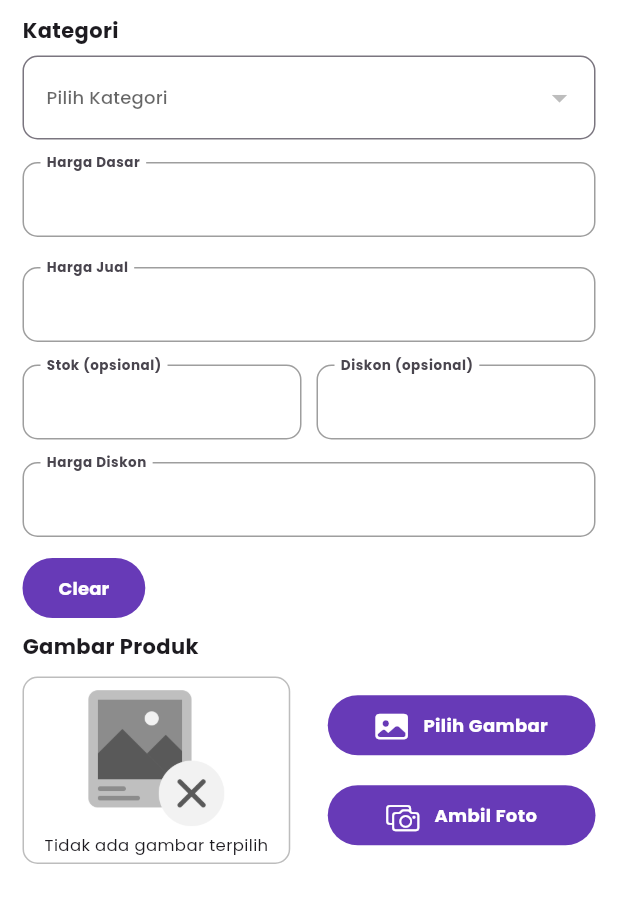
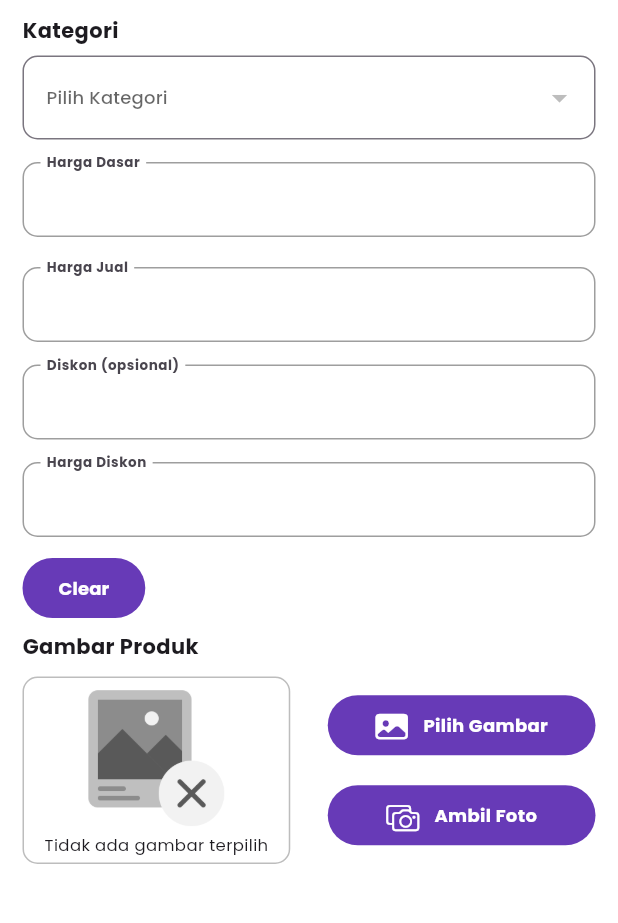
Before and after one commit to Andhikagr/Kasirnyong, a Flutter app: the TambahProduk screen opened directly, on a phone screen of 412 x 824 dp, the part 189-1112 px from its top. Run offline on Flutter 3.47's test engine with Material 3 defaults, Android fonts, the phone set to English and light mode, and no system bars; our stand-ins replace get, google_fonts, google_sign_in, image_picker, pdf, permission_handler and 2 more; missing offline and left inert: googleapis; accounts and stored records are empty.

```diff
--- a/lib/backup_data/backup_data.dart
+++ b/lib/backup_data/backup_data.dart
@@ -3,7 +3,6 @@ import 'package:get/get.dart';
 import 'package:kasirnyong/backup_data/widget/backup_service.dart';
 import 'package:kasirnyong/controller/kategori_control.dart';
 import 'package:kasirnyong/controller/produk_control.dart';
-import 'package:kasirnyong/homepage/homepage.dart';
 import 'package:kasirnyong/homepage/widget/box_item.dart';
 import 'package:kasirnyong/splash.dart';
 
--- a/lib/laporan.dart
+++ b/lib/laporan.dart
@@ -200,7 +200,7 @@ class _LaporanState extends State<Laporan> {
                         "Produk terlaris hari ini",
                         style: TextStyle(
                           fontWeight: FontWeight.bold,
-                          fontSize: 14,
+                          fontSize: 12,
                         ),
                       ),
                     ),
--- a/lib/manaj_produk/produk/tambah_produk.dart
+++ b/lib/manaj_produk/produk/tambah_produk.dart
@@ -25,7 +25,6 @@ class _TambahProdukState extends State<TambahProduk> {
   final TextEditingController namaController = TextEditingController();
   final TextEditingController hargaDasarController = TextEditingController();
   final TextEditingController hargaJualController = TextEditingController();
-  final TextEditingController stokController = TextEditingController();
   final TextEditingController diskonController = TextEditingController();
   final TextEditingController hargaDiskonController = TextEditingController();
 
@@ -134,28 +133,14 @@ class _TambahProdukState extends State<TambahProduk> {
                   textsize: 12,
                 ),
                 SizedBox(height: 15),
-                Row(
-                  children: [
-                    Expanded(
-                      child: TextformProduk(
-                        label: "Stok (opsional)",
-                        controller: stokController,
-                        readOnly: false,
-                        textsize: 12,
-                      ),
-                    ),
-                    SizedBox(width: 10),
-                    Expanded(
-                      child: TextformProduk(
-                        label: "Diskon (opsional)",
-                        controller: diskonController,
-                        isDiskon: true,
-                        readOnly: false,
-                        textsize: 12,
-                      ),
-                    ),
-                  ],
+                TextformProduk(
+                  label: "Diskon (opsional)",
+                  controller: diskonController,
+                  isDiskon: true,
+                  readOnly: false,
+                  textsize: 12,
                 ),
+
                 SizedBox(height: 15),
                 TextformProduk(
                   label: "Harga Diskon",
@@ -174,7 +159,7 @@ class _TambahProdukState extends State<TambahProduk> {
                     namaController.clear();
                     hargaDasarController.clear();
                     hargaJualController.clear();
-                    stokController.clear();
+
                     diskonController.clear();
                     gambarPath = null;
                     setState(() {
@@ -331,14 +316,14 @@ class _TambahProdukState extends State<TambahProduk> {
                           kategoriNama: pilihKategoriNama!,
                           hargaDasar: hargaDasarController.text.toDoubleClean(),
                           hargaJual: hargaJualController.text.toDoubleClean(),
-                          stok: int.tryParse(stokController.text) ?? 0,
+
                           diskon: diskonValue,
                           gambar: gambarPath,
                         );
                         namaController.clear();
                         hargaDasarController.clear();
                         hargaJualController.clear();
-                        stokController.clear();
+
                         diskonController.clear();
                         gambarPath = null;
                         setState(() {
```
Also changed, not shown: lib/manaj_produk/produk/edit_produk.dart (+6 -19 lines), pubspec.yaml (+7 -0 lines), assets/kasirnyong.png (added), pubspec.lock, 6 other files.
